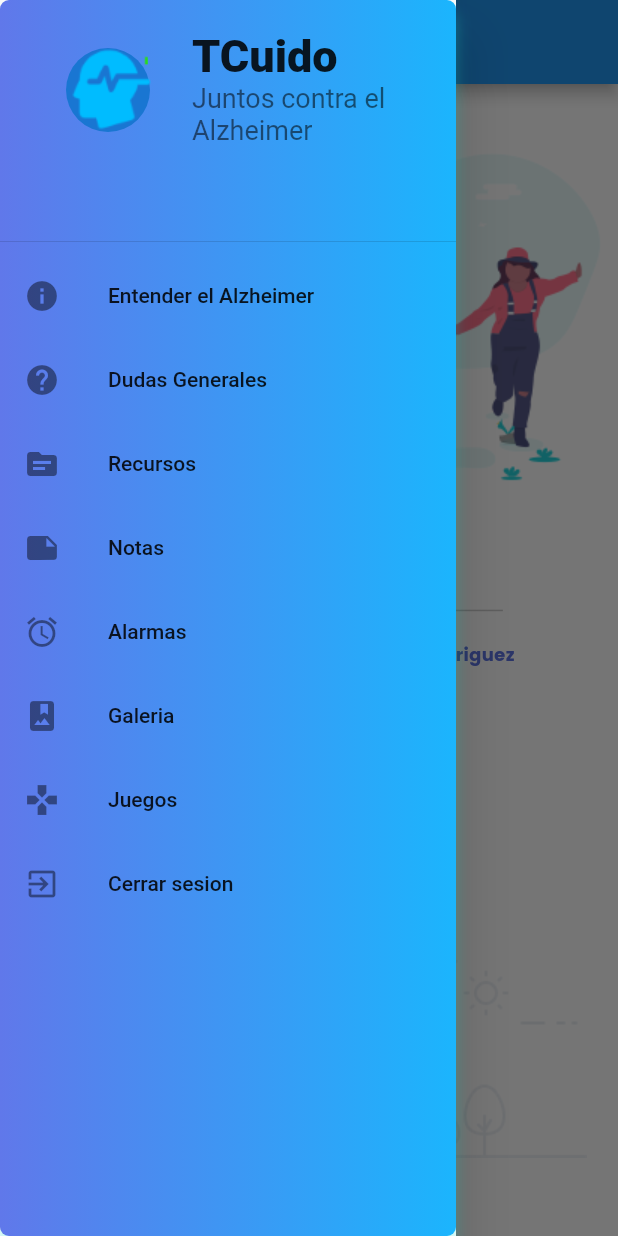
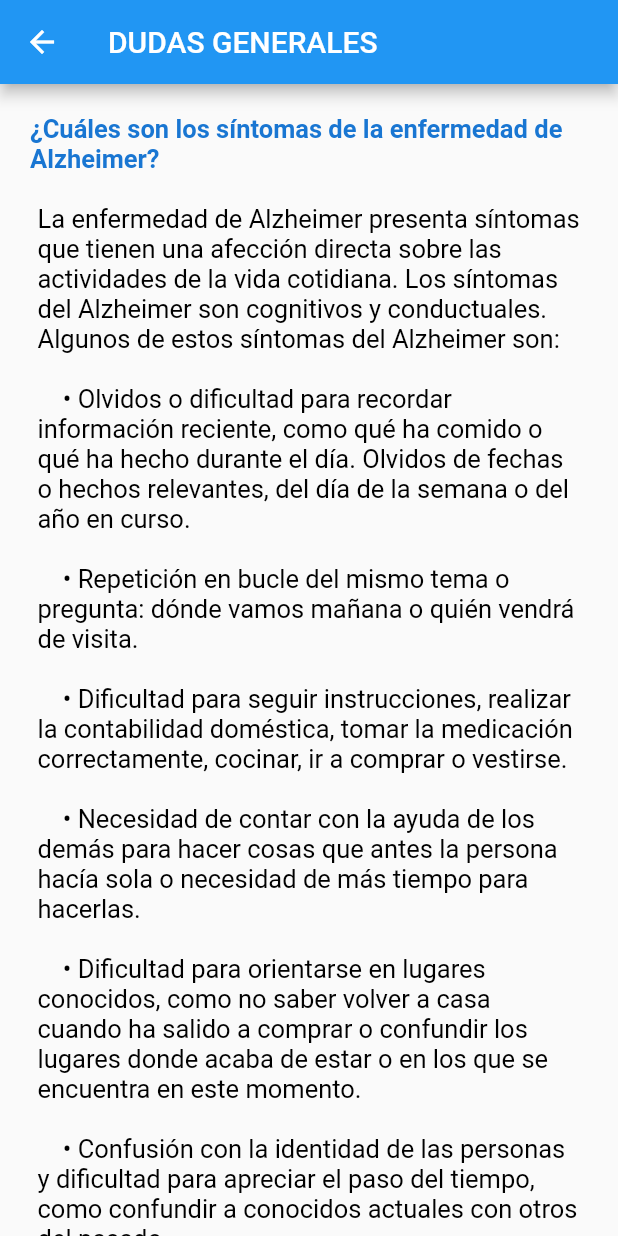
Before and after one commit to erodriguezf/Proyecto_Final2020, a Flutter app: the screen it shows once a user with an empty profile is signed in, in the side drawer, after a tap on "Dudas Generales", on a phone screen of 412 x 824 dp. Run offline on Flutter 3.47's test engine with Material 2 defaults, Android fonts, the phone set to English and light mode, and no system bars; our stand-ins replace dotted_border, firebase_auth, firebase_core, firebase_database, firebase_storage, flip_card and 8 more; missing offline and left inert: graphic, pdf_flutter; accounts and stored records are empty.

Commit message:
info general

```diff
--- a/lib/pages/home_page.dart
+++ b/lib/pages/home_page.dart
@@ -6,6 +6,7 @@ import 'package:proyecto_final_2020_2/pages/alarm_page.dart';
 import 'package:proyecto_final_2020_2/pages/galleryPage.dart';
 import 'package:proyecto_final_2020_2/pages/informationPage.dart';
 import 'package:proyecto_final_2020_2/pages/notesPage.dart';
+import 'package:proyecto_final_2020_2/pages/questions_page.dart';
 import 'package:proyecto_final_2020_2/pages/resource_page.dart';
 import 'package:proyecto_final_2020_2/pages/tableInitContent.dart';
 
@@ -83,7 +84,10 @@ class _HomePageState extends State<HomePage> {
             ListTile(
               title: Text('Dudas Generales'),
               leading: Icon(Icons.help),
-              onTap: () {},
+              onTap: () {
+                Navigator.push(context,
+                    MaterialPageRoute(builder: (context) => QuestionsPage()));
+              },
             ),
             ListTile(
               title: Text('Recursos'),
--- /dev/null
+++ b/lib/pages/questions_page.dart
@@ -0,0 +1,248 @@
+import 'package:flutter/material.dart';
+
+class QuestionsPage extends StatefulWidget {
+  @override
+  _QuestionsState createState() => _QuestionsState();
+}
+
+class _QuestionsState extends State<QuestionsPage> {
+  @override
+  Widget build(BuildContext context) {
+    return Scaffold(
+      appBar: AppBar(
+        title: Text('DUDAS GENERALES'),
+      ),
+      body: SingleChildScrollView(
+        child: Container(
+          child: Center(
+            child: Column(
+              children: [
+                Padding(
+                  padding: EdgeInsets.all(20),
+                  child: Text(
+                    "¿Cuáles son los síntomas de la enfermedad de Alzheimer?",
+                    textAlign: TextAlign.left,
+                    overflow: TextOverflow.ellipsis,
+                    maxLines: 20,
+                    style: TextStyle(
+                        fontSize: 17,
+                        color: Colors.blue[700],
+                        fontWeight: FontWeight.bold),
+                  ),
+                ),
+                Padding(
+                  padding: EdgeInsets.only(
+                    left: 25,
+                    right: 25,
+                    bottom: 15,
+                  ),
+                  child: Text(
+                    '''
+La enfermedad de Alzheimer presenta síntomas que tienen una afección directa sobre las actividades de la vida cotidiana. Los síntomas del Alzheimer son cognitivos y conductuales. Algunos de estos síntomas del Alzheimer son:
+
+    • Olvidos o dificultad para recordar información reciente, como qué ha comido o qué ha hecho durante el día. Olvidos de fechas o hechos relevantes, del día de la semana o del año en curso.
+
+    • Repetición en bucle del mismo tema o pregunta: dónde vamos mañana o quién vendrá de visita.
+
+    • Dificultad para seguir instrucciones, realizar la contabilidad doméstica, tomar la medicación correctamente, cocinar, ir a comprar o vestirse.
+
+    • Necesidad de contar con la ayuda de los demás para hacer cosas que antes la persona hacía sola o necesidad de más tiempo para hacerlas.
+
+    • Dificultad para orientarse en lugares conocidos, como no saber volver a casa cuando ha salido a comprar o confundir los lugares donde acaba de estar o en los que se encuentra en este momento.
+
+    • Confusión con la identidad de las personas y dificultad para apreciar el paso del tiempo, como confundir a conocidos actuales con otros del pasado.
+
+    • Dificultades para seguir una conversación, mostrar un lenguaje empobrecido, a menudo con dificultades para nombrar objetos cotidianos, o abandonar una conversación a medias sin ser consciente de ello.
+
+    • Pérdida de objetos personales importantes o dinero.
+
+    • Alteraciones del juicio que propician que caiga fácilmente en engaños por parte de otras personas.
+
+    • Alteraciones del cuidado y la higiene personal y del hogar.
+
+    • Falta de interés o dificultad para realizar actividades a las que era aficionada.
+
+    • Pérdida de interés por la interacción social con otras personas. Dificultad para interpretar bromas o el estado de ánimo de los otros.
+
+    • Cambios de personalidad: a menudo la persona se vuelve más desconfiada e incluso agresiva, o puede estar deprimida y llorar sin motivo aparente.
+
+    • Nerviosismo en ambientes o situaciones nuevas que la persona tiene dificultades para controlar.
+
+                    ''',
+                    textAlign: TextAlign.left,
+                    overflow: TextOverflow.ellipsis,
+                    maxLines: 200,
+                    style: TextStyle(fontSize: 17, color: Colors.black),
+                  ),
+                ),
+                Divider(
+                  height: 20,
+                  thickness: 0.5,
+                  color: Colors.black.withOpacity(0.5),
+                ),
+                Padding(
+                  padding: EdgeInsets.all(20),
+                  child: Text(
+                    "¿Existe una cura? ¿Cuál es el tratamiento de la enfermedad de Alzheimer?",
+                    textAlign: TextAlign.left,
+                    overflow: TextOverflow.ellipsis,
+                    maxLines: 200,
+                    style: TextStyle(
+                        fontSize: 17,
+                        color: Colors.blue[700],
+                        fontWeight: FontWeight.bold),
+                  ),
+                ),
+                Padding(
+                    padding: EdgeInsets.only(
+                      left: 25,
+                      right: 25,
+                      bottom: 15,
+                    ),
+                    child: Column(
+                      children: [
+                        Text(
+                          '''No existe ningún tratamiento que frene o modifique la evolución de la enfermedad. Hay medicamentos que ayudan a paliar de forma temporal la sintomatología.''',
+                          textAlign: TextAlign.left,
+                          overflow: TextOverflow.ellipsis,
+                          maxLines: 200,
+                          style: TextStyle(fontSize: 17, color: Colors.black),
+                        ),
+                      ],
+                    )),
+                Divider(
+                  height: 20,
+                  thickness: 0.5,
+                  color: Colors.black.withOpacity(0.5),
+                ),
+                Padding(
+                  padding: EdgeInsets.all(20),
+                  child: Text(
+                    "Si no existe una cura, ¿por qué es tan importante el diagnóstico?",
+                    textAlign: TextAlign.left,
+                    overflow: TextOverflow.ellipsis,
+                    maxLines: 200,
+                    style: TextStyle(
+                        fontSize: 17,
+                        color: Colors.blue[700],
+                        fontWeight: FontWeight.bold),
+                  ),
+                ),
+                Padding(
+                  padding: EdgeInsets.only(
+                    left: 25,
+                    right: 25,
+                    bottom: 15,
+                  ),
+                  child: Text(
+                    "Disponer de un diagnóstico de Alzheimer permite al propio enfermo hacer planes de futuro y tomar sus propias decisiones antes de que no pueda hacerlo. El diagnóstico es clave en el manejo y salud de la persona enferma. Una pérdida de memoria no es necesariamente un diagnóstico de la enfermedad. Una visita al neurólogo permitirá excluir la posibilidad de que los síntomas tengan una causa distinta y potencialmente tratable. Llegado el caso de que se diagnostique la enfermedad, la persona enferma y sus cuidadores podrán contar con los cuidados y tratamientos más adecuados a la hora de mejorar transitoriamente los síntomas.",
+                    textAlign: TextAlign.left,
+                    overflow: TextOverflow.ellipsis,
+                    maxLines: 200,
+                    style: TextStyle(fontSize: 17, color: Colors.black),
+                  ),
+                ),
+                Divider(
+                  height: 20,
+                  thickness: 0.5,
+                  color: Colors.black.withOpacity(0.5),
+                ),
+                Padding(
+                  padding: EdgeInsets.all(20),
+                  child: Text(
+                    "¿Qué causa la enfermedad de Alzheimer?",
+                    textAlign: TextAlign.left,
+                    overflow: TextOverflow.ellipsis,
+                    maxLines: 20,
+                    style: TextStyle(
+                        fontSize: 17,
+                        color: Colors.blue[700],
+                        fontWeight: FontWeight.bold),
+                  ),
+                ),
+                Padding(
+                  padding: EdgeInsets.only(
+                    left: 25,
+                    right: 25,
+                    bottom: 15,
+                  ),
+                  child: Text(
+                    "Al contrario de lo que ocurre con otras enfermedades, hoy en día todavía desconocemos cuáles son las causas que originan la enfermedad de Alzheimer. Cada vez son más las evidencias que apoyan la idea de que no hay una única causa, sino que son varios los factores que, en mayor o menor medida, pueden incidir en su posible desarrollo. Es lo que conocemos como factores de riesgo del Alzheimer. Unos son modificables y otros no. Se calcula que se podría prevenir el Alzheimer en uno de cada 3 casos incidiendo en los factores de riesgo que sí podemos modificar.",
+                    textAlign: TextAlign.left,
+                    overflow: TextOverflow.ellipsis,
+                    maxLines: 200,
+                    style: TextStyle(fontSize: 17, color: Colors.black),
+                  ),
+                ),
+                Divider(
+                  height: 20,
+                  thickness: 0.5,
+                  color: Colors.black.withOpacity(0.5),
+                ),
+                Padding(
+                  padding: EdgeInsets.all(20),
+                  child: Text(
+                    "¿A quién afecta más esta enfermedad: a los varones o a las mujeres?",
+                    textAlign: TextAlign.left,
+                    overflow: TextOverflow.ellipsis,
+                    maxLines: 200,
+                    style: TextStyle(
+                        fontSize: 17,
+                        color: Colors.blue[700],
+                        fontWeight: FontWeight.bold),
+                  ),
+                ),
+                Padding(
+                  padding: EdgeInsets.only(
+                    left: 25,
+                    right: 25,
+                    bottom: 15,
+                  ),
+                  child: Text(
+                    "No existe una inclinación a padecerla más un sexo que el otro. Si en las estadísticas aparece un mayor número de enfermas, se debe principalmente a que la esperanza de vida de las mujeres es mayor que la de los hombres.",
+                    textAlign: TextAlign.left,
+                    overflow: TextOverflow.ellipsis,
+                    maxLines: 20,
+                    style: TextStyle(fontSize: 17, color: Colors.black),
+                  ),
+                ),
+                Divider(
+                  height: 20,
+                  thickness: 0.5,
+                  color: Colors.black.withOpacity(0.5),
+                ),
+                Padding(
+                  padding: EdgeInsets.all(20),
+                  child: Text(
+                    "¿Difiere la enfermedad de Alzheimer de una persona a otra?",
+                    textAlign: TextAlign.left,
+                    overflow: TextOverflow.ellipsis,
+                    maxLines: 20,
+                    style: TextStyle(
+                        fontSize: 17,
+                        color: Colors.blue[700],
+                        fontWeight: FontWeight.bold),
+                  ),
+                ),
+                Padding(
+                  padding: EdgeInsets.only(
+                    left: 25,
+                    right: 25,
+                    bottom: 15,
+                  ),
+                  child: Text(
+                    "Sí, la enfermedad afecta a cada persona de forma distinta. Ni la duración ni la velocidad del declive son iguales para todos los enfermos. Existe un mismo patrón que se repite, con una evolución típica de la enfermedad que se divide en sucesivas fases del Alzheimer en función de los síntomas habituales. Sin embargo, el impacto y la sintomatología dependen de cada persona enferma, y, por ello, cobran especial relevancia la personalidad, las condiciones físicas y la situación social de cada enfermo. De ahí que cada familia deba encontrar su propia manera de vivir con la enfermedad. Además, en algunas personas, el Alzheimer se suma a otros problemas de salud pre-existentes que pueden hacer más difícil su cuidado. Ante esta situación, debe consultar a su médico para que le aconseje la mejor manera de controlar ambas enfermedades.",
+                    textAlign: TextAlign.left,
+                    overflow: TextOverflow.ellipsis,
+                    maxLines: 20,
+                    style: TextStyle(fontSize: 17, color: Colors.black),
+                  ),
+                ),
+              ],
+            ),
+          ),
+        ),
+      ),
+    );
+  }
+}
```
